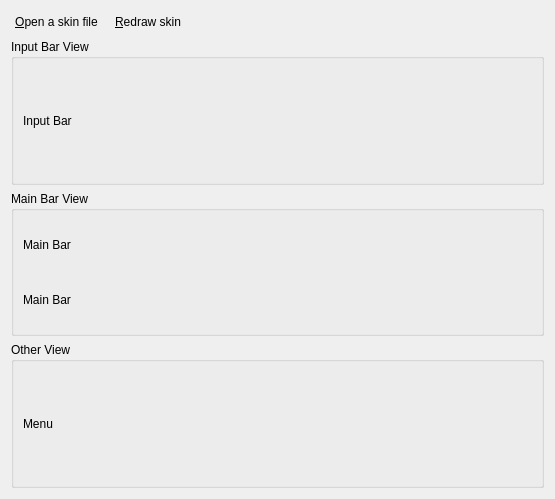
First picture: the form in src/MainWindow.ui, repository wengxt/fcitx-skin-viewer, before the edit.
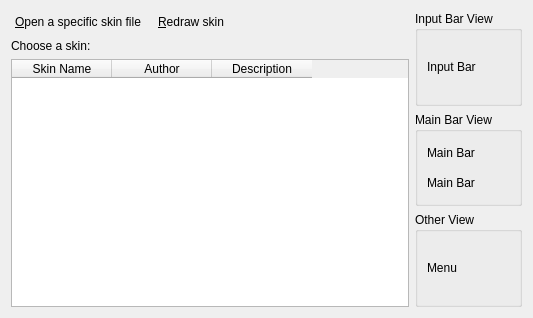
Second picture: the form after the edit.

Commit message: The last update - Skin choose table.

What changed in the file:
```diff
--- a/src/MainWindow.ui
+++ b/src/MainWindow.ui
@@ -6,20 +6,24 @@
    <rect>
     <x>0</x>
     <y>0</y>
-    <width>555</width>
-    <height>499</height>
+    <width>533</width>
+    <height>318</height>
    </rect>
   </property>
   <property name="windowTitle">
    <string>Fcitx Skin Viewer</string>
   </property>
-  <layout class="QVBoxLayout" name="verticalLayout">
+  <layout class="QGridLayout" name="gridLayout_5">
+   <item row="0" column="0">
+    <layout class="QHBoxLayout" name="horizontalLayout_2">
+     <item>
+      <layout class="QVBoxLayout" name="verticalLayout_3">
    <item>
     <layout class="QHBoxLayout" name="horizontalLayout">
      <item>
       <widget class="QPushButton" name="openButton">
        <property name="text">
-        <string>&amp;Open a skin file</string>
+            <string>&amp;Open a specific skin file</string>
        </property>
        <property name="flat">
         <bool>true</bool>
@@ -52,12 +56,57 @@
     </layout>
    </item>
    <item>
+        <widget class="QLabel" name="chooseSkinLabel">
+         <property name="text">
+          <string>Choose a skin:</string>
+         </property>
+        </widget>
+       </item>
+       <item>
+        <widget class="QTableWidget" name="skinChooseTable">
+         <property name="editTriggers">
+          <set>QAbstractItemView::NoEditTriggers</set>
+         </property>
+         <property name="selectionMode">
+          <enum>QAbstractItemView::SingleSelection</enum>
+         </property>
+         <property name="selectionBehavior">
+          <enum>QAbstractItemView::SelectRows</enum>
+         </property>
+         <property name="gridStyle">
+          <enum>Qt::NoPen</enum>
+         </property>
+         <attribute name="verticalHeaderVisible">
+          <bool>false</bool>
+         </attribute>
+         <column>
+          <property name="text">
+           <string>Skin Name</string>
+          </property>
+         </column>
+         <column>
+          <property name="text">
+           <string>Author</string>
+          </property>
+         </column>
+         <column>
+          <property name="text">
+           <string>Description</string>
+          </property>
+         </column>
+        </widget>
+       </item>
+      </layout>
+     </item>
+     <item>
+      <layout class="QGridLayout" name="gridLayout_3">
+       <item row="0" column="0">
     <widget class="QGroupBox" name="groupBox">
      <property name="title">
       <string>Input Bar View</string>
      </property>
-     <layout class="QVBoxLayout" name="verticalLayout_2">
-      <item>
+         <layout class="QGridLayout" name="gridLayout_4">
+          <item row="0" column="0">
        <widget class="QLabel" name="inputWindowLabel">
         <property name="text">
          <string>Input Bar</string>
@@ -67,12 +116,14 @@
      </layout>
     </widget>
    </item>
-   <item>
+       <item row="1" column="0">
     <widget class="QGroupBox" name="groupBox_2">
      <property name="title">
       <string>Main Bar View</string>
      </property>
-     <layout class="QVBoxLayout" name="verticalLayout_3">
+         <layout class="QGridLayout" name="gridLayout_2">
+          <item row="0" column="0">
+           <layout class="QVBoxLayout" name="verticalLayout_2">
       <item>
        <widget class="QLabel" name="mainBarLabel">
         <property name="text">
@@ -88,15 +139,17 @@
        </widget>
       </item>
      </layout>
-    </widget>
-   </item>
-   <item>
+          </item>
+         </layout>
+        </widget>
+       </item>
+       <item row="2" column="0">
     <widget class="QGroupBox" name="groupBox_3">
      <property name="title">
       <string>Other View</string>
      </property>
-     <layout class="QVBoxLayout" name="verticalLayout_4">
-      <item>
+         <layout class="QGridLayout" name="gridLayout">
+          <item row="0" column="0">
        <widget class="QLabel" name="menuLabel">
         <property name="text">
          <string>Menu</string>
@@ -107,6 +160,10 @@
     </widget>
    </item>
   </layout>
+     </item>
+    </layout>
+   </item>
+  </layout>
  </widget>
  <resources/>
  <connections/>
```
Left out of the diff: 8 changed lines with no effect on the pictures. Lines whose indentation alone changed are shown as unchanged. The commit also changes 3 other files.
